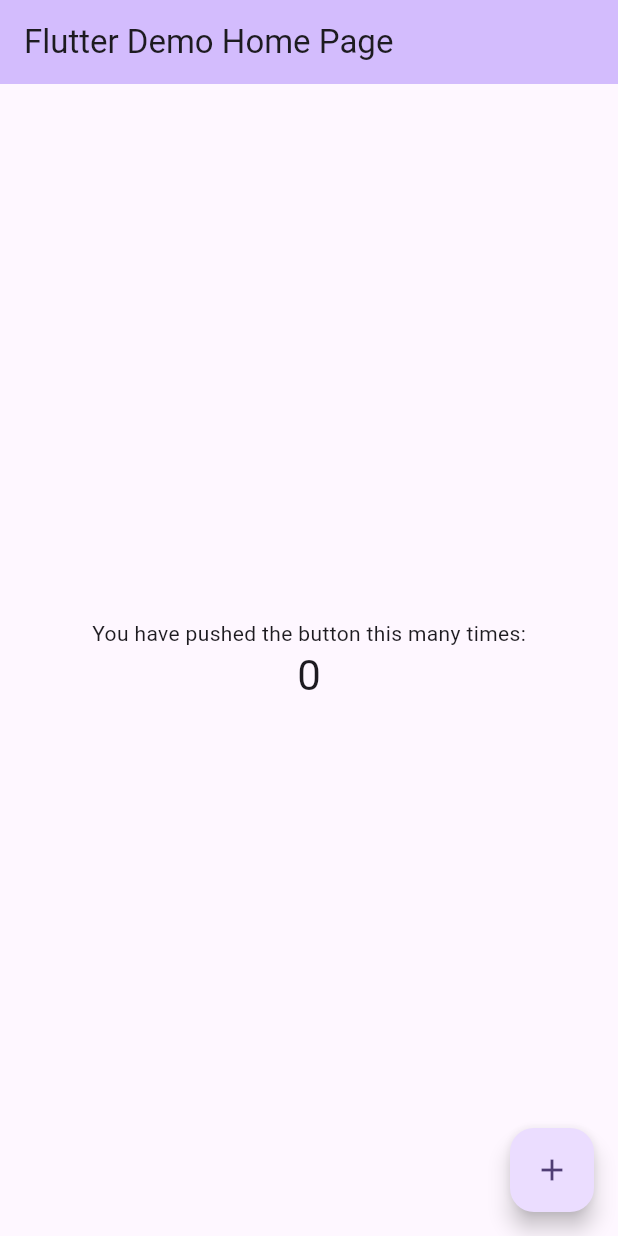
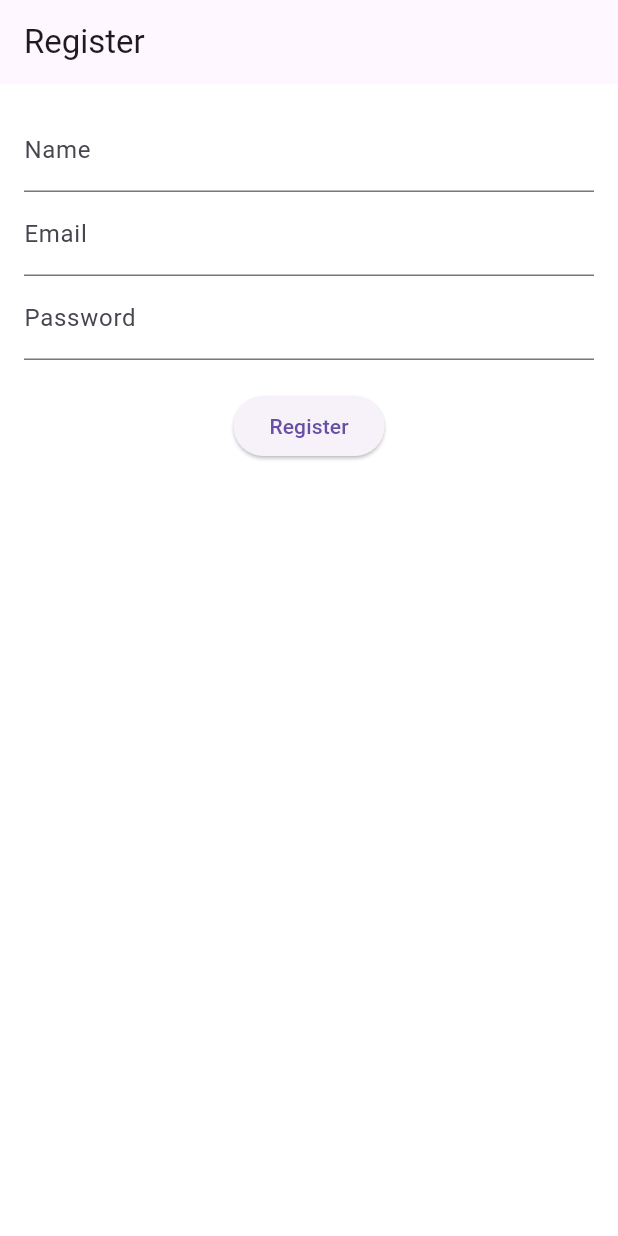
Before and after one commit to thanhvinh-htnbt/mobile, a Flutter app: the screen it shows after launch, on a phone screen of 412 x 824 dp. Run offline on Flutter 3.47's test engine with Material 3 defaults, Android fonts, the phone set to English and light mode, and no system bars.

Commit message:
basic route for register/login/survey

```diff
--- /dev/null
+++ b/lib/constants/app_color.dart
@@ -0,0 +1,12 @@
+import 'package:flutter/material.dart';
+
+class AppColors {
+  AppColors._();
+
+  static const Color primaryColor = Color(0xFF2196F3);
+  static const Color secondaryColor = Color(0xFFBBDEFB);
+  static const Color backgroundColor1 = Color(0xFFFFFFFF);
+  static const Color backgroundColor2 = Color(0xFFE8E8E8);
+  static const Color defaultTextColor = Color(0xFF000000);
+  static const Color inverseTextColor = Color(0xFFFFFFFF);
+}
--- /dev/null
+++ b/lib/constants/app_routes.dart
@@ -0,0 +1,7 @@
+class AppRoutes {
+  AppRoutes._();
+  static const String register = '/auth/register';
+  static const String login = '/auth/login';
+  static const String survey = '/survey';
+
+}
--- a/lib/main.dart
+++ b/lib/main.dart
@@ -1,4 +1,10 @@
 import 'package:flutter/material.dart';
+import 'package:mobile/views/user_register.dart';
+import 'package:mobile/views/user_login.dart';
+import 'package:mobile/views/user_survey.dart';
+import 'package:mobile/constants/app_routes.dart';
+import 'package:mobile/constants/app_color.dart';
+
 
 void main() {
   runApp(const MyApp());
@@ -7,119 +13,26 @@
 class MyApp extends StatelessWidget {
   const MyApp({super.key});
 
-  // This widget is the root of your application.
   @override
   Widget build(BuildContext context) {
     return MaterialApp(
       title: 'Flutter Demo',
       theme: ThemeData(
-        // This is the theme of your application.
-        //
-        // TRY THIS: Try running your application with "flutter run". You'll see
-        // the application has a purple toolbar. Then, without quitting the app,
-        // try changing the seedColor in the colorScheme below to Colors.green
-        // and then invoke "hot reload" (save your changes or press the "hot
-        // reload" button in a Flutter-supported IDE, or press "r" if you used
-        // the command line to start the app).
-        //
-        // Notice that the counter didn't reset back to zero; the application
-        // state is not lost during the reload. To reset the state, use hot
-        // restart instead.
-        //
-        // This works for code too, not just values: Most code changes can be
-        // tested with just a hot reload.
-        colorScheme: ColorScheme.fromSeed(seedColor: Colors.deepPurple),
-        useMaterial3: true,
+        primaryColor: AppColors.primaryColor,
+        scaffoldBackgroundColor: AppColors.backgroundColor1,
+        textTheme: const TextTheme(
+          bodyLarge: TextStyle(color: AppColors.inverseTextColor),
+          bodyMedium: TextStyle(color: AppColors.defaultTextColor),
+        ),
       ),
-      home: const MyHomePage(title: 'Flutter Demo Home Page'),
+      // Start with the RegisterPage
+      initialRoute: AppRoutes.register,
+      debugShowCheckedModeBanner: false,
+      routes: {
+        AppRoutes.register: (_) => const UserRegister(),
+        AppRoutes.login: (_) => const UserLogin(),
+        AppRoutes.survey  : (_) => const UserSurvey(),
+      },
     );
   }
 }
-
-class MyHomePage extends StatefulWidget {
-  const MyHomePage({super.key, required this.title});
-
-  // This widget is the home page of your application. It is stateful, meaning
-  // that it has a State object (defined below) that contains fields that affect
-  // how it looks.
-
-  // This class is the configuration for the state. It holds the values (in this
-  // case the title) provided by the parent (in this case the App widget) and
-  // used by the build method of the State. Fields in a Widget subclass are
-  // always marked "final".
-
-  final String title;
-
-  @override
-  State<MyHomePage> createState() => _MyHomePageState();
-}
-
-class _MyHomePageState extends State<MyHomePage> {
-  int _counter = 0;
-
-  void _incrementCounter() {
-    setState(() {
-      // This call to setState tells the Flutter framework that something has
-      // changed in this State, which causes it to rerun the build method below
-      // so that the display can reflect the updated values. If we changed
-      // _counter without calling setState(), then the build method would not be
-      // called again, and so nothing would appear to happen.
-      _counter++;
-    });
-  }
-
-  @override
-  Widget build(BuildContext context) {
-    // This method is rerun every time setState is called, for instance as done
-    // by the _incrementCounter method above.
-    //
-    // The Flutter framework has been optimized to make rerunning build methods
-    // fast, so that you can just rebuild anything that needs updating rather
-    // than having to individually change instances of widgets.
-    return Scaffold(
-      appBar: AppBar(
-        // TRY THIS: Try changing the color here to a specific color (to
-        // Colors.amber, perhaps?) and trigger a hot reload to see the AppBar
-        // change color while the other colors stay the same.
-        backgroundColor: Theme.of(context).colorScheme.inversePrimary,
-        // Here we take the value from the MyHomePage object that was created by
-        // the App.build method, and use it to set our appbar title.
-        title: Text(widget.title),
-      ),
-      body: Center(
-        // Center is a layout widget. It takes a single child and positions it
-        // in the middle of the parent.
-        child: Column(
-          // Column is also a layout widget. It takes a list of children and
-          // arranges them vertically. By default, it sizes itself to fit its
-          // children horizontally, and tries to be as tall as its parent.
-          //
-          // Column has various properties to control how it sizes itself and
-          // how it positions its children. Here we use mainAxisAlignment to
-          // center the children vertically; the main axis here is the vertical
-          // axis because Columns are vertical (the cross axis would be
-          // horizontal).
-          //
-          // TRY THIS: Invoke "debug painting" (choose the "Toggle Debug Paint"
-          // action in the IDE, or press "p" in the console), to see the
-          // wireframe for each widget.
-          mainAxisAlignment: MainAxisAlignment.center,
-          children: <Widget>[
-            const Text(
-              'You have pushed the button this many times:',
-            ),
-            Text(
-              '$_counter',
-              style: Theme.of(context).textTheme.headlineMedium,
-            ),
-          ],
-        ),
-      ),
-      floatingActionButton: FloatingActionButton(
-        onPressed: _incrementCounter,
-        tooltip: 'Increment',
-        child: const Icon(Icons.add),
-      ), // This trailing comma makes auto-formatting nicer for build methods.
-    );
-  }
-}
--- /dev/null
+++ b/lib/views/user_register.dart
@@ -0,0 +1,39 @@
+import 'package:flutter/material.dart';
+import 'package:mobile/constants/app_routes.dart';
+
+class UserRegister extends StatelessWidget {
+  const UserRegister({super.key});
+
+  @override
+  Widget build(BuildContext context) {
+    return Scaffold(
+      appBar: AppBar(
+        title: const Text('Register'),
+      ),
+      body: Padding(
+        padding: const EdgeInsets.all(16.0),
+        child: Column(
+          children: <Widget>[
+            TextFormField(
+              decoration: const InputDecoration(labelText: 'Name'),
+            ),
+            TextFormField(
+              decoration: const InputDecoration(labelText: 'Email'),
+            ),
+            TextFormField(
+              decoration: const InputDecoration(labelText: 'Password'),
+              obscureText: true,
+            ),
+            const SizedBox(height: 20),
+            ElevatedButton(
+              onPressed: () {
+                Navigator.pushNamed(context, AppRoutes.login);
+              },
+              child: const Text('Register'),
+            ),
+          ],
+        ),
+      ),
+    );
+  }
+}
```
Also changed, not shown: lib/views/user_login.dart (added, +37 -0 lines), lib/views/user_survey.dart (added, +66 -0 lines), pubspec.lock.
